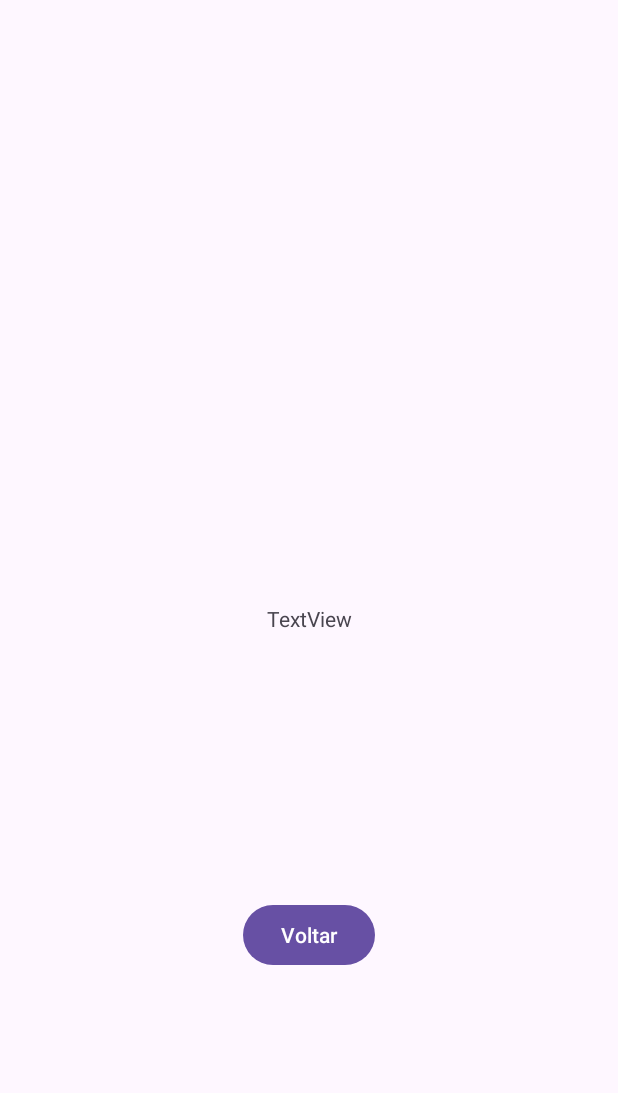
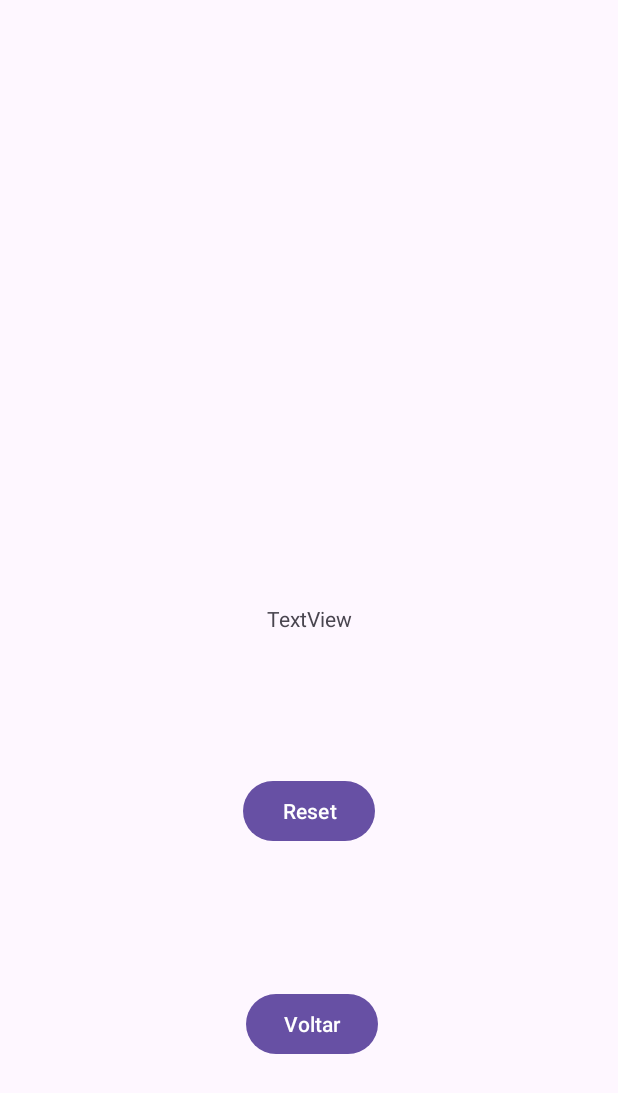
Before and after one commit to Elton-Sato/AutenticadorAndroidStudio, an Android app: the MainActivity2 screen opened directly, with no data from a screen before it, on a phone screen of 412 x 824 dp. Shown: the top 1093 px of the screen. Run offline under Robolectric (Android 15) with nearby library versions, the phone set to English and light mode, and no system bars; 1 statement that could not run was skipped.

Commit message:
Criado botão de Reset do MainActivity2.kt

```diff
--- a/app/src/main/java/com/example/autenticador/MainActivity2.kt
+++ b/app/src/main/java/com/example/autenticador/MainActivity2.kt
@@ -24,6 +24,7 @@ class MainActivity2 : AppCompatActivity() {
         val uid = intent.getStringExtra("usernameKey")
         val textoTela = findViewById<TextView>(R.id.textoTV)
         val botaoVoltar = findViewById<Button>(R.id.voltar)
+        val botaoReset = findViewById<Button>(R.id.reset)
 
         textoTela.setText(uid.toString())
 
@@ -34,6 +35,11 @@ class MainActivity2 : AppCompatActivity() {
 
         }
 
+        botaoReset.setOnClickListener{
+
+            textoTela.setText("Olá Mundo!")
+        }
+
     }
 
 }
--- a/app/src/main/res/layout/activity_main2.xml
+++ b/app/src/main/res/layout/activity_main2.xml
@@ -24,6 +24,18 @@
         android:text="Voltar"
         app:layout_constraintBottom_toBottomOf="parent"
         app:layout_constraintEnd_toEndOf="parent"
+        app:layout_constraintHorizontal_bias="0.507"
+        app:layout_constraintStart_toStartOf="parent"
+        app:layout_constraintTop_toBottomOf="@+id/textoTV"
+        app:layout_constraintVertical_bias="0.668" />
+
+    <Button
+        android:id="@+id/reset"
+        android:layout_width="wrap_content"
+        android:layout_height="wrap_content"
+        android:text="Reset"
+        app:layout_constraintBottom_toTopOf="@+id/voltar"
+        app:layout_constraintEnd_toEndOf="parent"
         app:layout_constraintStart_toStartOf="parent"
         app:layout_constraintTop_toBottomOf="@+id/textoTV" />
 </androidx.constraintlayout.widget.ConstraintLayout>
```
